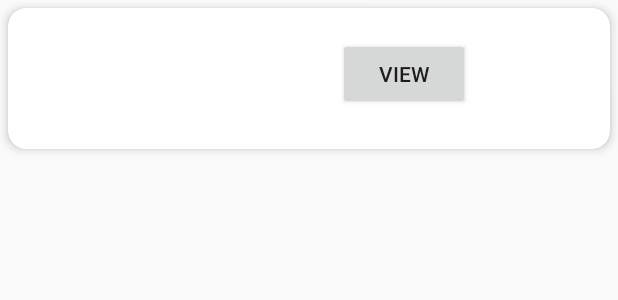
After one commit to Mumbai2017/team-18, an Android app: the layout historydetails.xml on its own in the app's theme, with its tools: preview values and no code run, on a phone screen of 412 x 824 dp. The commit adds this screen. Shown: the top 300 px of the screen. Run offline under Robolectric (Android 15) with nearby library versions, the phone set to English and light mode, and no system bars.

Commit message:
Recycler view for history
Recycler view for history

```diff
--- a/client/Ceque_app/app/build.gradle
+++ b/client/Ceque_app/app/build.gradle
@@ -27,5 +27,7 @@ dependencies {
     compile 'com.android.support:appcompat-v7:24.2.1'
     compile 'com.android.support.constraint:constraint-layout:1.0.2'
     compile 'com.squareup.retrofit:retrofit:1.9.0'
+    compile 'com.android.support:cardview-v7:21.0.+'
+    compile 'com.android.support:recyclerview-v7:21.0.+'
     testCompile 'junit:junit:4.12'
 }
--- a/client/Ceque_app/app/src/main/AndroidManifest.xml
+++ b/client/Ceque_app/app/src/main/AndroidManifest.xml
@@ -1,7 +1,8 @@
 <?xml version="1.0" encoding="utf-8"?>
 <manifest xmlns:android="http://schemas.android.com/apk/res/android"
     package="team18.jpmc.ceque_app">
-    <uses-permission android:name="android.permission.INTERNET"> </uses-permission>
+
+    <uses-permission android:name="android.permission.INTERNET"></uses-permission>
 
     <application
         android:allowBackup="true"
@@ -16,6 +17,7 @@
                 <category android:name="android.intent.category.LAUNCHER" />
             </intent-filter>
         </activity>
+        <activity android:name=".PreviousDetails"></activity>
     </application>
 
 </manifest>
--- a/client/Ceque_app/app/src/main/java/team18/jpmc/ceque_app/MainActivity.java
+++ b/client/Ceque_app/app/src/main/java/team18/jpmc/ceque_app/MainActivity.java
@@ -1,5 +1,6 @@
 package team18.jpmc.ceque_app;
 
+import android.content.Intent;
 import android.support.v7.app.AppCompatActivity;
 import android.os.Bundle;
 import android.view.View;
@@ -76,6 +77,9 @@ public class MainActivity extends AppCompatActivity {
                         //Displaying the output as a toast
                         Toast.makeText(MainActivity.this, output, Toast.LENGTH_LONG).show();
 
+                        Intent in = new Intent(MainActivity.this,PreviousDetails.class);
+                        startActivity(in);
+
                     }
 
                     @Override
--- /dev/null
+++ b/client/Ceque_app/app/src/main/res/layout/historydetails.xml
@@ -0,0 +1,40 @@
+<?xml version="1.0" encoding="utf-8"?>
+<android.support.v7.widget.CardView
+    xmlns:android="http://schemas.android.com/apk/res/android"
+    xmlns:card_view="http://schemas.android.com/apk/res-auto"
+    android:layout_width="match_parent"
+    android:layout_height="wrap_content"
+    android:id="@+id/card_view"
+    android:layout_margin="5dp"
+    card_view:cardBackgroundColor="#ffffff"
+    card_view:cardCornerRadius="12dp"
+    card_view:cardElevation="4dp"
+    card_view:contentPadding="4dp"
+
+    android:clickable="true" >
+
+    <RelativeLayout
+        android:layout_width="match_parent"
+        android:layout_height="wrap_content"
+        android:padding="16dp" >
+        <TextView
+            android:layout_width="wrap_content"
+            android:layout_height="wrap_content"
+            android:id="@+id/item_title"
+            android:textSize="40sp"
+            android:textStyle="bold"
+            android:maxLines="2"
+            />
+
+        <Button
+            android:layout_width="wrap_content"
+            android:layout_height="wrap_content"
+            android:layout_marginLeft="200dp"
+            android:layout_toRightOf="@+id/item_name"
+            android:text="VIEW"/>
+
+
+
+
+    </RelativeLayout>
+</android.support.v7.widget.CardView>
```
Also changed, not shown: client/Ceque_app/app/src/main/java/team18/jpmc/ceque_app/GetApi.java (added, +16 -0 lines), client/Ceque_app/app/src/main/java/team18/jpmc/ceque_app/LessonPlan.java (added, +56 -0 lines), client/Ceque_app/app/src/main/java/team18/jpmc/ceque_app/PreviousDetails.java (added, +155 -0 lines), client/Ceque_app/app/src/main/res/layout/activity_previous_details.xml (added, +21 -0 lines).
